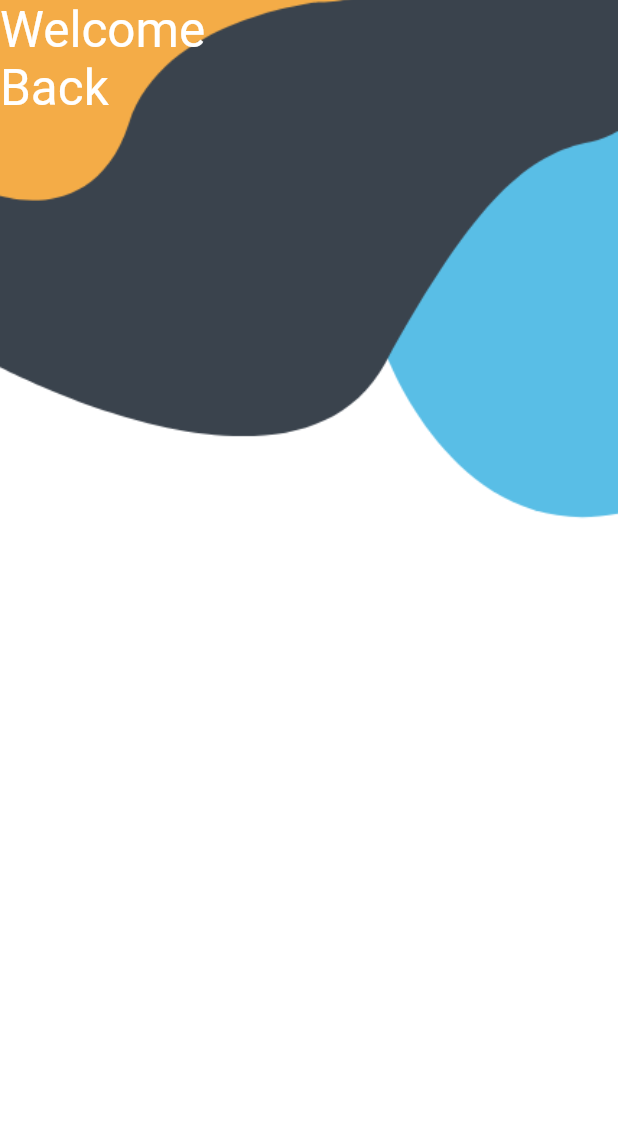
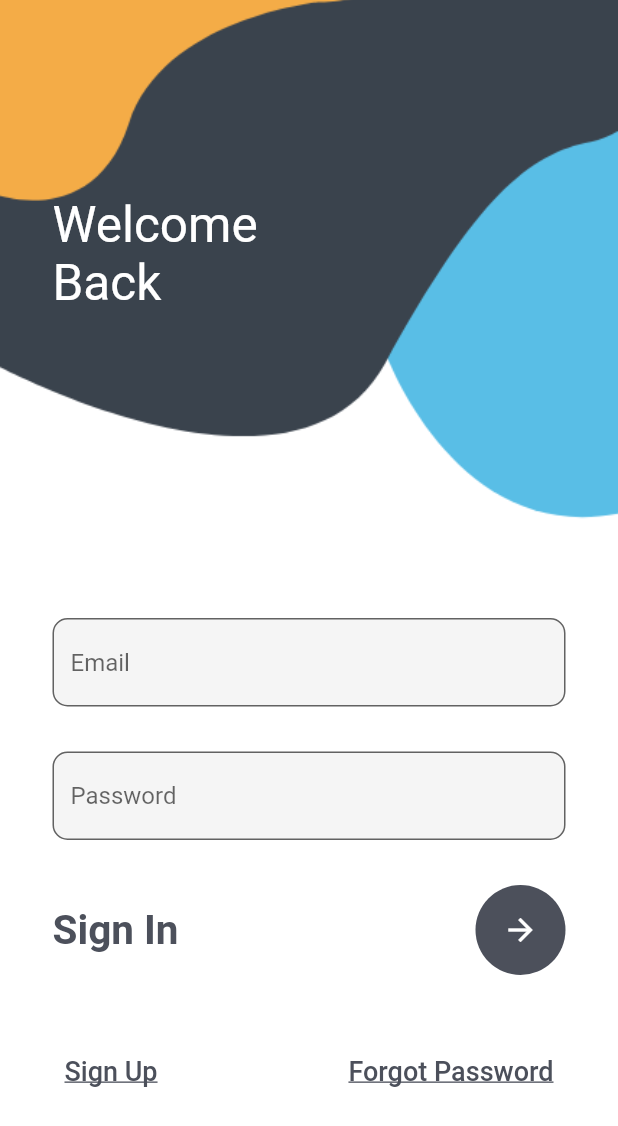
Before and after one commit to Itsmrhashtag/login-flutter, a Flutter app: the screen it shows after launch, on a phone screen of 412 x 824 dp. Shown: the top 1126 px of the screen. Run offline on Flutter 3.47's test engine with Material 2 defaults, Android fonts, the phone set to English and light mode, and no system bars.

Commit message:
made all

```diff
--- a/lib/login.dart
+++ b/lib/login.dart
@@ -19,7 +19,93 @@ class _MyLoginState extends State<MyLogin> {
         body: Stack(
           children: [
             Container(
+              padding: EdgeInsets.only(left: 35,top: 130),
               child: Text("Welcome\nBack",style: TextStyle(color: Colors.white,fontSize: 33),
+              ),
+            ),
+            SingleChildScrollView(
+              child: Container(
+                padding: EdgeInsets.only(top: MediaQuery.of(context).size.height*0.5,
+                right: 35,
+                left: 35),
+                child: Column(
+                  children: [
+                    TextField(
+                      decoration: InputDecoration(
+                        fillColor: Colors.grey.shade100,
+                        filled: true,
+                        hintText: "Email",
+                        border: OutlineInputBorder(
+                          borderRadius: BorderRadius.circular(10)
+                        )
+                      ),
+                    ),
+                    SizedBox(
+                      height: 30,
+                    ),
+                    TextField(
+                      obscureText: true,
+                      decoration: InputDecoration(
+                          fillColor: Colors.grey.shade100,
+                          filled: true,
+                          hintText: "Password",
+                          border: OutlineInputBorder(
+                              borderRadius: BorderRadius.circular(10)
+                          )
+                      ),
+                    ),
+                    SizedBox(
+                      height: 30,
+                    ),
+                    Row(
+                      mainAxisAlignment: MainAxisAlignment.spaceBetween,
+                      children: [
+                        Text(
+                          "Sign In",
+                          style: TextStyle(
+                            color: Color(0xff4c505b),
+                            fontSize: 27,
+                            fontWeight: FontWeight.w700
+                          ),
+                        ),
+                        CircleAvatar(
+                          radius: 30,
+                          backgroundColor: Color(0xff4c505b),
+                          child: IconButton(
+                              color: Colors.white,
+                              onPressed: (){}
+                              , icon: Icon(Icons.arrow_forward))
+                        )
+                      ],
+                    ),
+                    SizedBox(
+                      height: 40,
+                    ),
+                    Row(
+                      mainAxisAlignment: MainAxisAlignment.spaceBetween,
+                      children: [
+                        TextButton(onPressed: () {
+                          Navigator.pushNamed(context, "register");
+                        }, child: Text(
+                            "Sign Up",
+                          style: TextStyle(
+                            decoration: TextDecoration.underline,
+                            fontSize: 18,
+                            color: Color(0xff4c505b)
+                          ),
+                        )),
+                        TextButton(onPressed: () {}, child: Text(
+                          "Forgot Password",
+                          style: TextStyle(
+                              decoration: TextDecoration.underline,
+                              fontSize: 18,
+                              color: Color(0xff4c505b)
+                          ),
+                        ))
+                      ],
+                    )
+                  ],
+                ),
               ),
             )
           ],
--- a/lib/main.dart
+++ b/lib/main.dart
@@ -1,11 +1,15 @@
+// import 'dart:js';
+
 import 'package:flutter/material.dart';
 import 'package:login/login.dart';
+import 'package:login/register.dart';
 void main() {
   runApp(MaterialApp(
     debugShowCheckedModeBanner: false,
     initialRoute: 'login',
     routes: {
-      'login' : (context) => MyLogin()
+      'login' : (context) => MyLogin(),
+      'register' : (context) => Register()
     },
   ));
 }
```
Also changed, not shown: lib/register.dart (added, +157 -0 lines), 7 other files.
